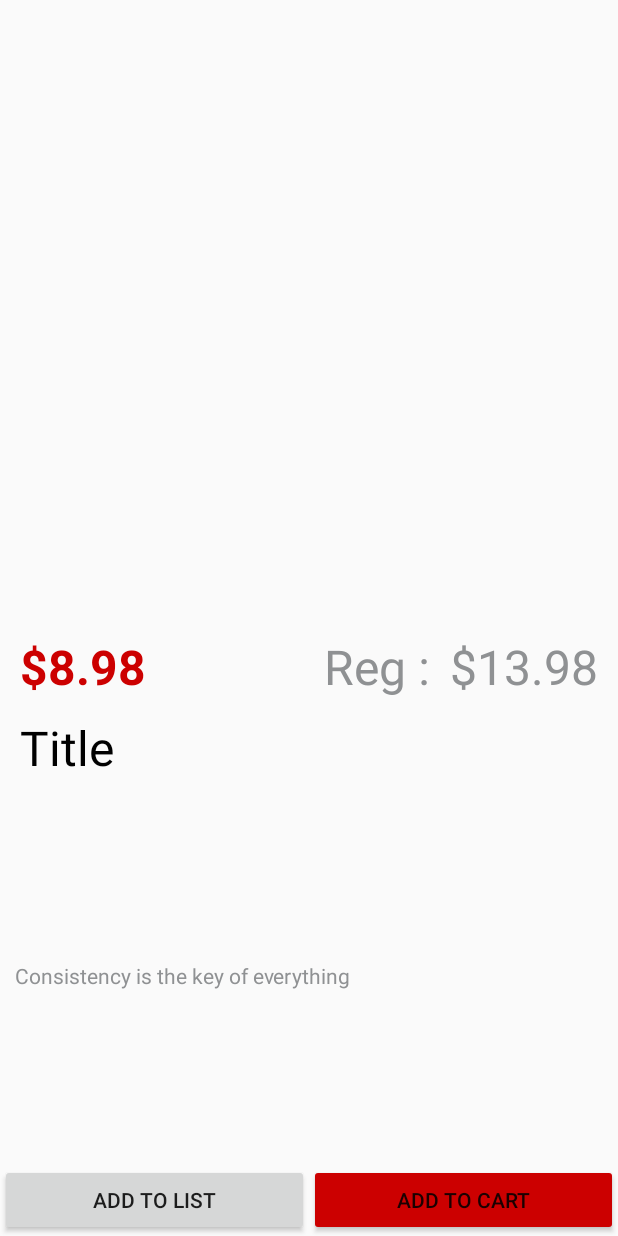
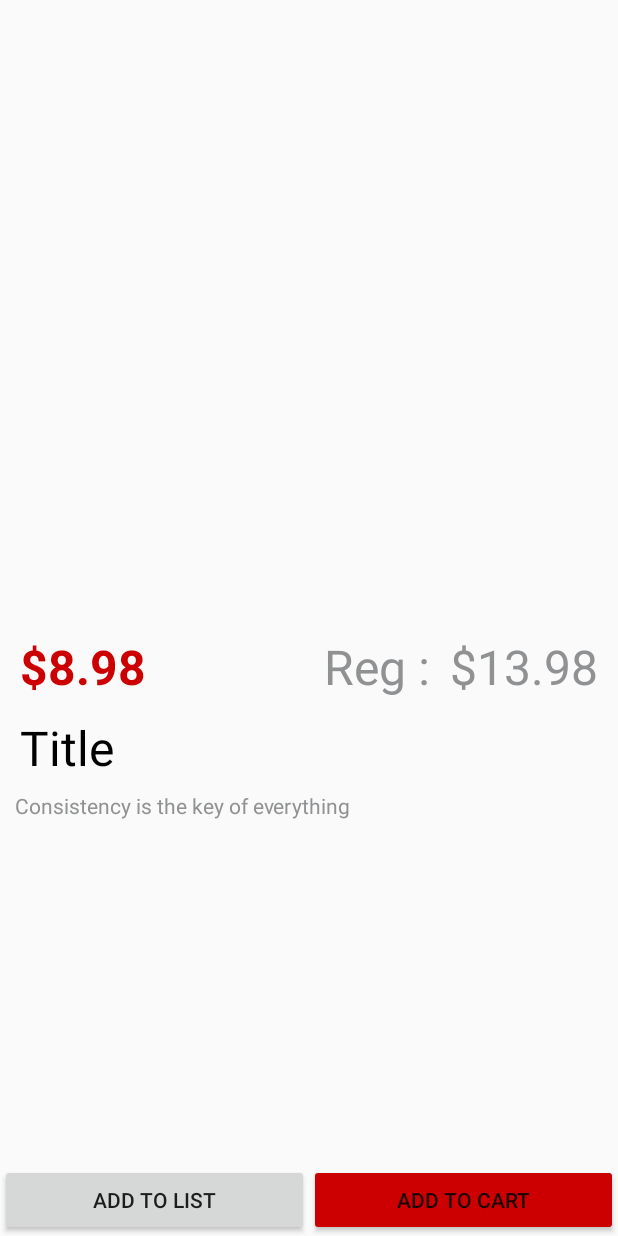
Before and after one commit to ajaypro/TargetCaseStudy, an Android app: the layout fragment_deal_item.xml on its own in the app's theme, with its tools: preview values and no code run, on a phone screen of 412 x 824 dp. Run offline under Robolectric (Android 15) with nearby library versions, the phone set to English and light mode, and no system bars.

Commit message:
layout fixes

```diff
--- a/app/src/main/java/com/target/targetcasestudy/MainActivity.kt
+++ b/app/src/main/java/com/target/targetcasestudy/MainActivity.kt
@@ -4,6 +4,9 @@
 import android.view.Menu
 import android.view.MenuItem
 import androidx.appcompat.app.AppCompatActivity
+import androidx.navigation.NavController
+import androidx.navigation.findNavController
+import androidx.navigation.ui.NavigationUI
 import com.target.targetcasestudy.ui.payment.PaymentDialogFragment
 import dagger.hilt.android.AndroidEntryPoint
 
@@ -14,6 +17,9 @@
   override fun onCreate(savedInstanceState: Bundle?) {
     super.onCreate(savedInstanceState)
     setContentView(R.layout.activity_main)
+
+    val navController = this.findNavController(R.id.nav_host_fragment)
+    NavigationUI.setupActionBarWithNavController(this, navController)
 
   }
 
@@ -31,4 +37,10 @@
       else -> false
     }
   }
+
+  override fun onSupportNavigateUp(): Boolean {
+    val navController = this.findNavController(R.id.nav_host_fragment)
+    return navController.navigateUp()
+  }
+
 }
--- a/app/src/main/res/layout/fragment_deal_item.xml
+++ b/app/src/main/res/layout/fragment_deal_item.xml
@@ -55,16 +55,17 @@
       android:id="@+id/deal_item_title"
       style="@style/RegularText"
       android:layout_width="wrap_content"
-      android:layout_height="wrap_content"
+      android:layout_height="0dp"
       android:padding="@dimen/dimen_5_dp"
-      android:textAlignment="viewStart"
       app:layout_constraintStart_toStartOf="@+id/const_Layout"
       app:layout_constraintTop_toBottomOf="@id/deal_item_sale_price"
+      app:layout_constraintVertical_bias="0.48000002"
       tools:text="Title" />
 
   <TextView
       android:id="@+id/deal_item_detail_txt"
       style="@style/DesText"
+      android:gravity="start"
       android:layout_width="match_parent"
       android:layout_height="0dp"
       android:padding="@dimen/dimen_2_dp"
@@ -77,28 +78,24 @@
   <Button
       android:id="@+id/add_to_list_btn"
       android:layout_width="0dp"
-      android:layout_height="48dp"
+      android:layout_height="wrap_content"
       android:padding="@dimen/dimen_5_dp"
       android:text="@string/add_to_list"
       app:layout_constraintBottom_toBottomOf="parent"
       app:layout_constraintEnd_toStartOf="@+id/add_to_cart_btn"
       app:layout_constraintHorizontal_weight="5"
-      app:layout_constraintStart_toStartOf="parent"
-      app:layout_constraintTop_toBottomOf="@+id/deal_item_detail_txt"
-      app:layout_constraintVertical_bias="0.97" />
+      app:layout_constraintStart_toStartOf="parent" />
 
   <Button
       android:id="@+id/add_to_cart_btn"
       android:layout_width="0dp"
-      android:layout_height="48dp"
+      android:layout_height="wrap_content"
       android:backgroundTint="@color/colorPrimary"
       android:padding="@dimen/dimen_5_dp"
       android:text="@string/add_to_cart"
-      app:layout_constraintBottom_toBottomOf="parent"
+      app:layout_constraintBaseline_toBaselineOf="@+id/add_to_list_btn"
       app:layout_constraintEnd_toEndOf="parent"
       app:layout_constraintHorizontal_weight="5"
-      app:layout_constraintStart_toEndOf="@+id/add_to_list_btn"
-      app:layout_constraintTop_toBottomOf="@+id/deal_item_detail_txt"
-      app:layout_constraintVertical_bias="0.0" />
+      app:layout_constraintStart_toEndOf="@+id/add_to_list_btn" />
 
 </androidx.constraintlayout.widget.ConstraintLayout>
```
